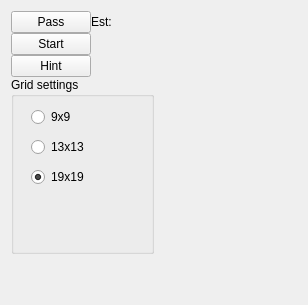
First picture: the form in qt/qtgo/qtgo/GameSettings.ui, repository alecs1/home, before the edit.
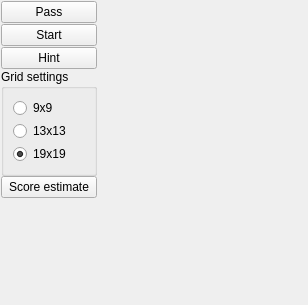
Second picture: the form after the edit.

```diff
--- a/qt/qtgo/qtgo/GameSettings.ui
+++ b/qt/qtgo/qtgo/GameSettings.ui
@@ -20,17 +20,48 @@
    <string>Form</string>
   </property>
   <layout class="QGridLayout" name="gridLayout_4">
+   <property name="leftMargin">
+    <number>1</number>
+   </property>
+   <property name="topMargin">
+    <number>1</number>
+   </property>
+   <property name="rightMargin">
+    <number>1</number>
+   </property>
+   <property name="bottomMargin">
+    <number>1</number>
+   </property>
+   <property name="spacing">
+    <number>1</number>
+   </property>
    <item row="0" column="0">
     <layout class="QGridLayout" name="gridLayout">
      <property name="spacing">
       <number>0</number>
      </property>
+     <item row="9" column="0">
+      <spacer name="verticalSpacer_2">
+       <property name="orientation">
+        <enum>Qt::Vertical</enum>
+       </property>
+       <property name="sizeHint" stdset="0">
+        <size>
+         <width>20</width>
+         <height>40</height>
+        </size>
+       </property>
+      </spacer>
+     </item>
      <item row="1" column="0">
       <layout class="QGridLayout" name="gridLayout_3">
-       <property name="spacing">
+       <property name="horizontalSpacing">
         <number>0</number>
        </property>
-       <item row="1" column="0">
+       <property name="verticalSpacing">
+        <number>1</number>
+       </property>
+       <item row="2" column="0">
         <widget class="QPushButton" name="launchButton">
          <property name="text">
           <string>Start</string>
@@ -42,63 +73,54 @@
          <property name="text">
           <string>Pass</string>
          </property>
+         <property name="flat">
+          <bool>false</bool>
+         </property>
         </widget>
        </item>
-       <item row="2" column="0">
+       <item row="3" column="0">
         <widget class="QPushButton" name="hintButton">
          <property name="text">
           <string>Hint</string>
          </property>
         </widget>
        </item>
-       <item row="1" column="1">
-        <spacer name="horizontalSpacer_2">
+      </layout>
+     </item>
+     <item row="2" column="2">
+      <spacer name="horizontalSpacer">
          <property name="orientation">
           <enum>Qt::Horizontal</enum>
          </property>
          <property name="sizeHint" stdset="0">
           <size>
            <width>40</width>
-           <height>20</height>
+         <height>0</height>
           </size>
          </property>
         </spacer>
        </item>
-       <item row="0" column="1">
-        <widget class="QLabel" name="scoreEstimateLabel">
-         <property name="text">
-          <string>Est:</string>
-         </property>
-        </widget>
-       </item>
+     <item row="5" column="0">
+      <layout class="QVBoxLayout" name="playersLayout">
+       <property name="spacing">
+        <number>0</number>
+       </property>
       </layout>
      </item>
-     <item row="2" column="0">
+     <item row="0" column="0">
+      <widget class="QWidget" name="roundInfoWidget" native="true"/>
+     </item>
+     <item row="7" column="0">
       <widget class="QGroupBox" name="tableSizeGroupBox">
-       <property name="sizePolicy">
-        <sizepolicy hsizetype="Preferred" vsizetype="MinimumExpanding">
-         <horstretch>0</horstretch>
-         <verstretch>1</verstretch>
-        </sizepolicy>
-       </property>
-       <property name="sizeIncrement">
-        <size>
-         <width>0</width>
-         <height>0</height>
-        </size>
-       </property>
        <property name="title">
         <string>Grid settings</string>
        </property>
+       <layout class="QVBoxLayout" name="verticalLayout">
+        <property name="spacing">
+         <number>3</number>
+        </property>
+        <item>
        <widget class="QRadioButton" name="button9x9">
-        <property name="geometry">
-         <rect>
-          <x>20</x>
-          <y>30</y>
-          <width>102</width>
-          <height>20</height>
-         </rect>
-        </property>
         <property name="text">
          <string>9x9</string>
         </property>
@@ -106,15 +128,9 @@
          <string notr="true">buttonGroup</string>
         </attribute>
        </widget>
+        </item>
+        <item>
        <widget class="QRadioButton" name="button13x13">
-        <property name="geometry">
-         <rect>
-          <x>20</x>
-          <y>60</y>
-          <width>102</width>
-          <height>20</height>
-         </rect>
-        </property>
         <property name="text">
          <string>13x13</string>
         </property>
@@ -122,15 +138,9 @@
          <string notr="true">buttonGroup</string>
         </attribute>
        </widget>
+        </item>
+        <item>
        <widget class="QRadioButton" name="button19x19">
-        <property name="geometry">
-         <rect>
-          <x>20</x>
-          <y>90</y>
-          <width>102</width>
-          <height>20</height>
-         </rect>
-        </property>
         <property name="text">
          <string>19x19</string>
         </property>
@@ -141,46 +151,16 @@
          <string notr="true">buttonGroup</string>
         </attribute>
        </widget>
-       <zorder>button13x13</zorder>
-       <zorder>button19x19</zorder>
-       <zorder>button9x9</zorder>
-      </widget>
-     </item>
-     <item row="2" column="2">
-      <spacer name="horizontalSpacer">
-       <property name="orientation">
-        <enum>Qt::Horizontal</enum>
-       </property>
-       <property name="sizeHint" stdset="0">
-        <size>
-         <width>40</width>
-         <height>0</height>
-        </size>
-       </property>
-      </spacer>
-     </item>
-     <item row="5" column="0">
-      <layout class="QVBoxLayout" name="playersLayout">
-       <property name="spacing">
-        <number>0</number>
-       </property>
-      </layout>
+        </item>
+       </layout>
+      </widget>
      </item>
-     <item row="0" column="0">
-      <widget class="QWidget" name="roundInfoWidget" native="true"/>
-     </item>
-     <item row="6" column="0">
-      <spacer name="verticalSpacer_2">
-       <property name="orientation">
-        <enum>Qt::Vertical</enum>
+     <item row="8" column="0">
+      <widget class="QPushButton" name="scoreEstimateButton">
+       <property name="text">
+        <string>Score estimate</string>
        </property>
-       <property name="sizeHint" stdset="0">
-        <size>
-         <width>20</width>
-         <height>40</height>
-        </size>
-       </property>
-      </spacer>
+      </widget>
      </item>
     </layout>
    </item>
```
Left out of the diff: 2 changed lines with no effect on the pictures. Lines whose indentation alone changed are shown as unchanged.
